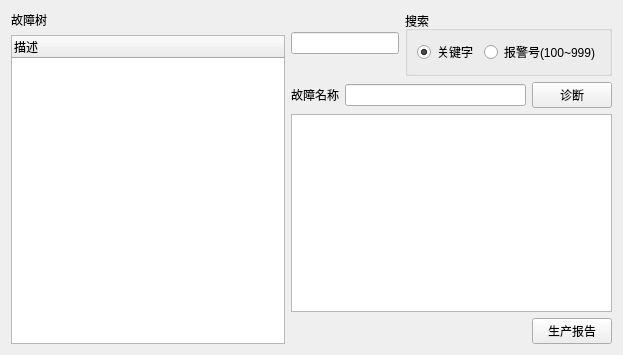
First picture: the form in zhenduanform.ui, repository EGeeks/faultree, before the edit.
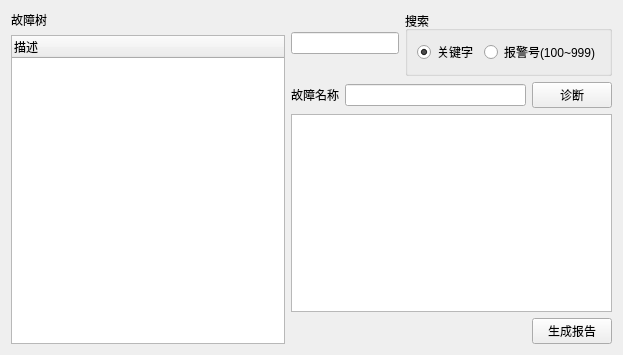
Second picture: the form after the edit.

Commit message: #031: 细节修改

Patch:
```diff
--- a/zhenduanform.ui
+++ b/zhenduanform.ui
@@ -120,7 +120,7 @@
        <item>
         <widget class="QPushButton" name="pushButton_2">
          <property name="text">
-          <string>生产报告</string>
+          <string>生成报告</string>
          </property>
         </widget>
        </item>
```
